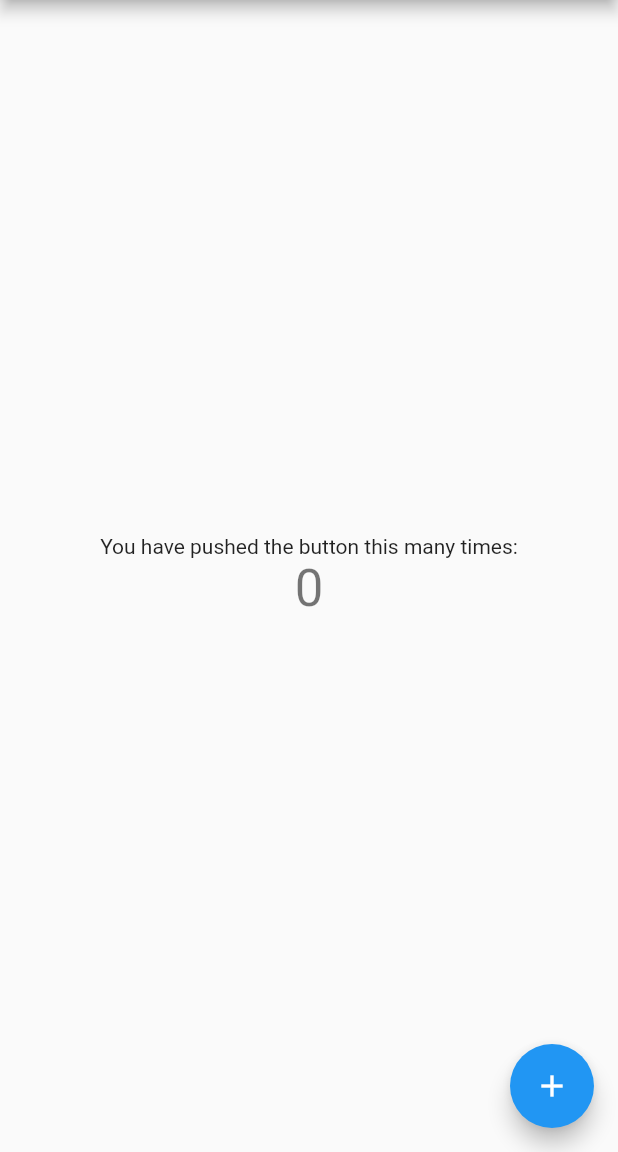
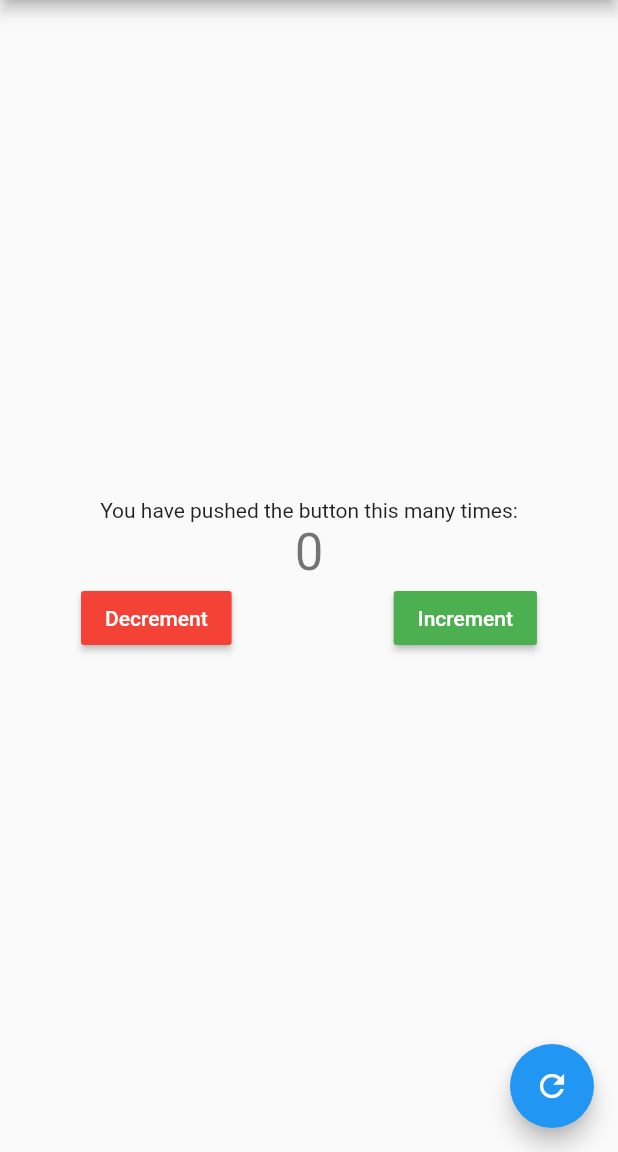
Before and after one commit to tugorez/counter_app, a Flutter app: the screen it shows after launch, on a phone screen of 412 x 824 dp, the part 84-1236 px from its top. Run offline on Flutter 3.47's test engine with Material 2 defaults, Android fonts, the phone set to English and light mode, and no system bars.

Commit message:
Adds Increment and Decrement buttons

```diff
--- a/lib/main.dart
+++ b/lib/main.dart
@@ -46,6 +46,12 @@ class MyHomePage extends StatefulWidget {
 class _MyHomePageState extends State<MyHomePage> {
   int _counter = 0;
 
+  void _resetCounter() {
+    setState(() {
+      _counter = 0;
+    });
+  }
+
   void _incrementCounter() {
     setState(() {
       // This call to setState tells the Flutter framework that something has
@@ -54,6 +60,12 @@ class _MyHomePageState extends State<MyHomePage> {
       // _counter without calling setState(), then the build method would not be
       // called again, and so nothing would appear to happen.
       _counter++;
+    });
+  }
+
+  void _decrementCounter() {
+    setState(() {
+      _counter--;
     });
   }
 
@@ -98,13 +110,33 @@ class _MyHomePageState extends State<MyHomePage> {
               '$_counter',
               style: Theme.of(context).textTheme.display1,
             ),
+            Row(
+                mainAxisAlignment: MainAxisAlignment.spaceAround,
+                children: <Widget>[
+                  RaisedButton(
+                    color: Colors.red,
+                    child: Text(
+                      "Decrement",
+                      style: TextStyle(color: Colors.white),
+                    ),
+                    onPressed: _decrementCounter,
+                  ),
+                  RaisedButton(
+                    color: Colors.green,
+                    child: Text(
+                      "Increment",
+                      style: TextStyle(color: Colors.white),
+                    ),
+                    onPressed: _incrementCounter,
+                  ),
+                ]),
           ],
         ),
       ),
       floatingActionButton: FloatingActionButton(
-        onPressed: _incrementCounter,
-        tooltip: 'Increment',
-        child: Icon(Icons.add),
+        onPressed: _resetCounter,
+        tooltip: 'Reset Counter',
+        child: Icon(Icons.refresh),
       ), // This trailing comma makes auto-formatting nicer for build methods.
     );
   }
```
